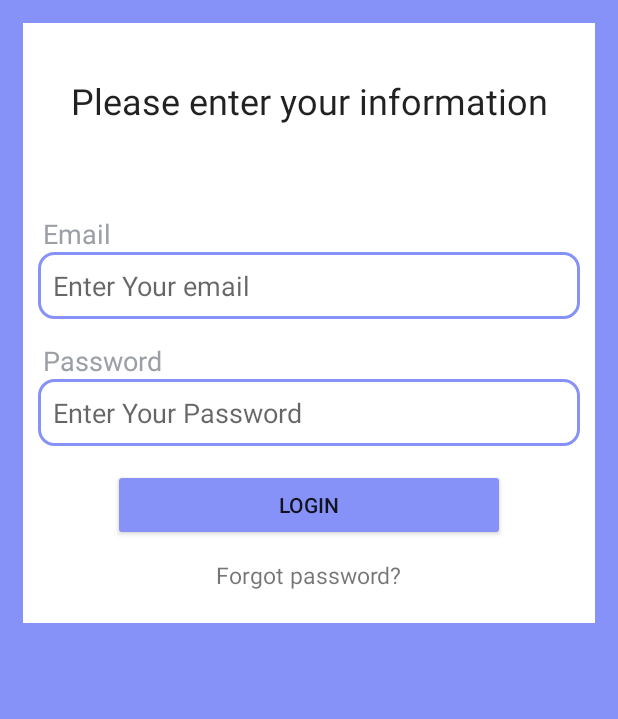
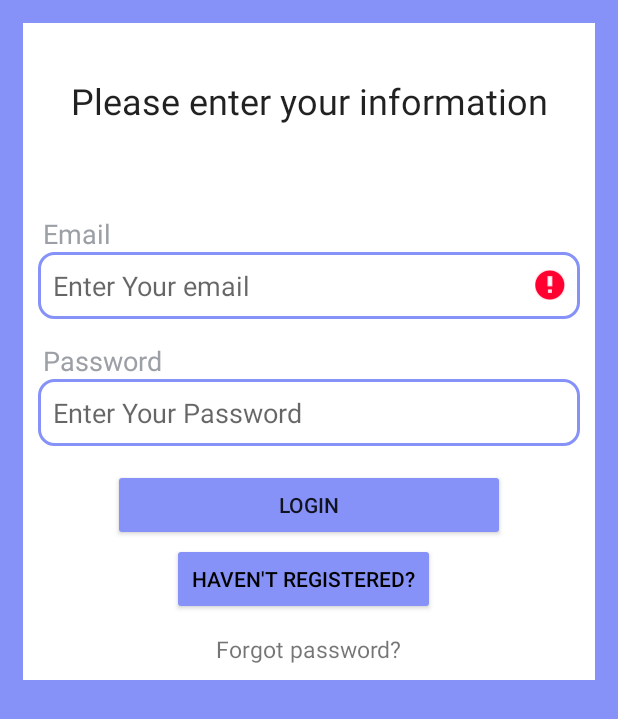
Before and after one commit to CMPUT301W23T51/SnapScan, an Android app: the screen it shows after launch (LoginActivity), after a tap on "LOGIN", on a phone screen of 412 x 824 dp. Shown: the top 719 px of the screen. Run offline under Robolectric (Android 15) with nearby library versions, the phone set to English and light mode, and no system bars; our stand-ins replace Firebase (no records; nobody signed in at launch, a user with empty details on screens opened directly).

Commit message:
changed the MainActivity to directly go to the profile page if the user had already logged in and added the register button on the login page and removed the last login and register page work which used to open first.

```diff
--- a/SnapScan/app/src/main/AndroidManifest.xml
+++ b/SnapScan/app/src/main/AndroidManifest.xml
@@ -1,6 +1,9 @@
 <?xml version="1.0" encoding="utf-8"?>
 <manifest xmlns:android="http://schemas.android.com/apk/res/android"
     xmlns:tools="http://schemas.android.com/tools">
+
+    <uses-permission android:name="android.permission.ACCESS_COARSE_LOCATION" />
+    <uses-permission android:name="android.permission.ACCESS_FINE_LOCATION" />
 
     <application
         android:allowBackup="true"
--- a/SnapScan/app/src/main/java/com/example/snapscan/LoginActivity.java
+++ b/SnapScan/app/src/main/java/com/example/snapscan/LoginActivity.java
@@ -47,6 +47,17 @@ public class LoginActivity extends AppCompatActivity {
         firebaseAuth = FirebaseAuth.getInstance();
         progressBar = findViewById(R.id.progressBar);
         forgotPassword = findViewById(R.id.ForgotPassword);
+
+        //Register button
+        Button RegisterButton = findViewById(R.id.button_register);
+        RegisterButton.setOnClickListener(new View.OnClickListener() {
+            @Override
+            public void onClick(View v) {
+                Intent intent = new Intent(LoginActivity.this, RegisterActivity.class);
+                startActivity(intent);
+
+            }
+        });
 
         //making sure when user exits the app they do not need to login again and again
 
--- a/SnapScan/app/src/main/java/com/example/snapscan/MainActivity.java
+++ b/SnapScan/app/src/main/java/com/example/snapscan/MainActivity.java
@@ -8,36 +8,35 @@ import android.content.Intent;
 import android.os.Bundle;
 import android.view.View;
 import android.widget.Button;
+import android.widget.Toast;
+
+import com.google.firebase.auth.FirebaseAuth;
+import com.google.firebase.auth.FirebaseUser;
 
 public class MainActivity extends AppCompatActivity {
+    FirebaseAuth firebaseAuth;
 
     @Override
     protected void onCreate(Bundle savedInstanceState) {
         super.onCreate(savedInstanceState);
         setContentView(R.layout.activity_login);
+        firebaseAuth = FirebaseAuth.getInstance();
 
-        //getSupportActionBar().setTitle("SnapScan");
 
-        //login button
-        Button LoginButton = findViewById(R.id.button_login);
-        LoginButton.setOnClickListener(new View.OnClickListener() {
-            @Override
-            public void onClick(View v) {
-                Intent intent = new Intent(MainActivity.this, LoginActivity.class);
-                startActivity(intent);
-
-            }
-        });
-        //Register button
-        Button RegisterButton = findViewById(R.id.button_register);
-        RegisterButton.setOnClickListener(new View.OnClickListener() {
-            @Override
-            public void onClick(View v) {
-                Intent intent = new Intent(MainActivity.this, RegisterActivity.class);
-                startActivity(intent);
-
-            }
-        });
 
     }
+
+    @Override
+    protected void onStart() {
+        super.onStart();
+        FirebaseUser currentUser = firebaseAuth.getCurrentUser();
+        if (currentUser == null) {
+            Toast.makeText(this, "Need to login!", Toast.LENGTH_SHORT).show();
+            startActivity(new Intent(getApplicationContext(), LoginActivity.class));
+            finish(); // This will prevent the user from going back to this activity using the back button
+        } else {
+            Toast.makeText(this, "Logged in", Toast.LENGTH_SHORT).show();
+            startActivity(new Intent(getApplicationContext(), UserProfileActivity.class));
+        }
+    }
 }
--- a/SnapScan/app/src/main/res/layout/activity_login2.xml
+++ b/SnapScan/app/src/main/res/layout/activity_login2.xml
@@ -89,12 +89,24 @@
             android:layout_width="wrap_content"
             android:layout_height="wrap_content"
             android:text="Forgot password?"
-            android:layout_below="@+id/TextView_loginPassword"
-            android:layout_marginTop="120dp"
+            android:layout_below="@+id/button_register"
+            android:layout_marginTop="12dp"
             android:layout_centerHorizontal="true"
             android:textSize="15dp"
             android:id="@+id/ForgotPassword"/>
 
+        <Button
+            android:id="@+id/button_register"
+            android:layout_width="175dp"
+            android:layout_height="match_parent"
+            android:layout_below="@id/Button_login1"
+            android:layout_marginLeft="89dp"
+            android:layout_marginTop="1dp"
+            android:layout_marginRight="70dp"
+            android:backgroundTint="@color/purple"
+            android:outlineAmbientShadowColor="@color/light_grey"
+            android:text="Haven't registered?"
+            android:textColor="@color/black" />
     </RelativeLayout>
 
 </ScrollView>
```
